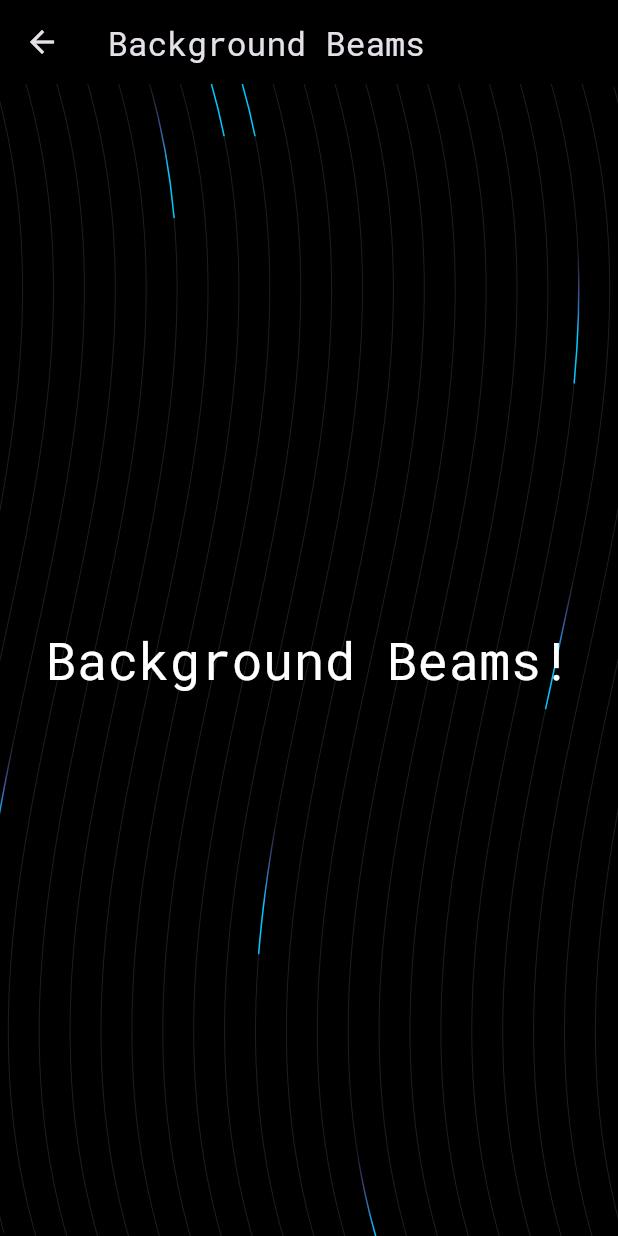
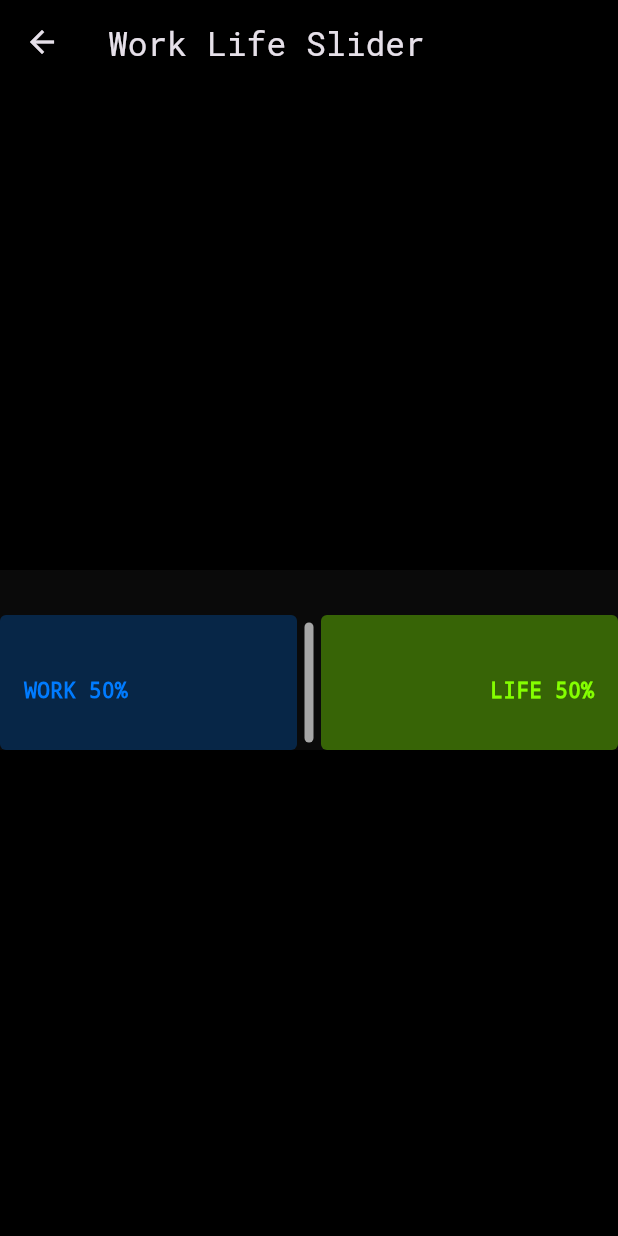
Before and after one commit to flutterfx/flutterfx_widgets, a Flutter app: the screen it shows after launch, on a phone screen of 412 x 824 dp. Run offline on Flutter 3.47's test engine with Material 3 defaults, Android fonts, the light colour scheme and no system bars; our stand-ins replace flutter_colorpicker, google_fonts.

Commit message:
Work life slider!

```diff
--- a/lib/main.dart
+++ b/lib/main.dart
@@ -24,6 +24,8 @@ import 'package:fx_2_folder/particles-github-spark/particles_github_spark_demo.d
 import 'package:fx_2_folder/particles-spark-loader/particles_spark_loader_demo.dart';
 import 'package:fx_2_folder/particles/particles_demo.dart';
 import 'package:fx_2_folder/primitives/primitives_demo.dart';
+import 'package:fx_2_folder/slider/slider.dart';
+import 'package:fx_2_folder/slider/slider_demo.dart';
 import 'package:fx_2_folder/smoke/smoke.dart';
 import 'package:fx_2_folder/text-on-path/text_on_path_demo.dart';
 import 'package:fx_2_folder/toast/toast_demo.dart';
@@ -211,6 +213,11 @@ class HomeScreen extends StatelessWidget {
       builder: (context) => MotionPrimitiveDemo(),
       appBarColor: Colors.black,
     ),
+    AnimationExample(
+      title: 'Work Life Slider',
+      builder: (context) => SliderDemo(),
+      appBarColor: Colors.black,
+    ),
   ];
 
   HomeScreen({super.key});
@@ -234,7 +241,7 @@ class HomeScreen extends StatelessWidget {
           MaterialPageRoute(
             builder: (context) {
               return DetailScreen(
-                example: examples[examples.length - 3],
+                example: examples[examples.length - 1],
               ); // Automatically selecting the first example
             },
           ),
--- /dev/null
+++ b/lib/slider/slider.dart
@@ -0,0 +1,222 @@
+// work_life_slider.dart
+import 'package:flutter/material.dart';
+
+/// A custom slider widget that visualizes work-life balance percentage
+class WorkLifeSlider extends StatefulWidget {
+  final double value;
+  final ValueChanged<double>? onChanged;
+
+  const WorkLifeSlider({
+    super.key,
+    this.value = 50.0,
+    this.onChanged,
+  });
+
+  @override
+  State<WorkLifeSlider> createState() => _WorkLifeSliderState();
+}
+
+/// Styles for the Work-Life Slider
+class _SliderStyles {
+  static const backgroundColor = Color(0xFF0A0A0A);
+  static const workColor = Color.fromARGB(255, 0, 123, 255);
+  static const lifeColor = Color.fromARGB(255, 132, 255, 0);
+  static const activeIndicatorColor = Color(0xFFF8F8FF);
+  static const inactiveIndicatorColor = Color(0xFFA7A7A7);
+
+  static const textStyle = TextStyle(
+    fontWeight: FontWeight.bold,
+    fontFamily: 'monospace',
+  );
+
+  static const sliderHeight = 120.0;
+  static const indicatorWidth = 6.0;
+  static const borderRadius = 4.0;
+  static const horizontalPadding = 16.0;
+
+  static const expandedTrackHeight = 90.0;
+  static const collapsedTrackHeight = 60.0;
+  static const tooltipHeight = 40.0;
+
+  static const animationDuration = Duration(milliseconds: 300);
+  static const animationCurve = Curves.easeOut;
+}
+
+class _WorkLifeSliderState extends State<WorkLifeSlider> {
+  late double _value;
+  bool _isDragging = false;
+
+  bool get _isBalanced => _value > 38 && _value < 67;
+
+  @override
+  void initState() {
+    super.initState();
+    _value = widget.value;
+  }
+
+  void _updateValue(double newValue) {
+    final clampedValue = newValue.clamp(0.0, 100.0);
+    setState(() => _value = clampedValue);
+    widget.onChanged?.call(clampedValue);
+  }
+
+  @override
+  Widget build(BuildContext context) {
+    return LayoutBuilder(
+      builder: (context, constraints) => Center(
+        child: Container(
+          color: _SliderStyles.backgroundColor,
+          child: SizedBox(
+            width: constraints.maxWidth,
+            height: _SliderStyles.sliderHeight,
+            child: Stack(
+              children: [
+                _buildTooltip(),
+                _buildTrackAndIndicator(constraints.maxWidth),
+                _buildTouchArea(constraints.maxWidth),
+              ],
+            ),
+          ),
+        ),
+      ),
+    );
+  }
+
+  Widget _buildTooltip() {
+    return AnimatedPositioned(
+      duration: _SliderStyles.animationDuration,
+      curve: _SliderStyles.animationCurve,
+      top: _isBalanced ? 60 : 0,
+      left: 0,
+      right: 0,
+      child: SizedBox(
+        height: _SliderStyles.tooltipHeight,
+        child: Row(
+          mainAxisAlignment: MainAxisAlignment.spaceBetween,
+          children: [
+            _buildPercentageLabel(
+              'WORK',
+              _value.round(),
+              _SliderStyles.workColor,
+              padding:
+                  const EdgeInsets.only(left: _SliderStyles.horizontalPadding),
+            ),
+            _buildPercentageLabel(
+              'LIFE',
+              (100 - _value).round(),
+              _SliderStyles.lifeColor,
+              padding:
+                  const EdgeInsets.only(right: _SliderStyles.horizontalPadding),
+            ),
+          ],
+        ),
+      ),
+    );
+  }
+
+  Widget _buildPercentageLabel(
+    String label,
+    int percentage,
+    Color color, {
+    EdgeInsets padding = EdgeInsets.zero,
+  }) {
+    return Padding(
+      padding: padding,
+      child: Text(
+        '$label $percentage%',
+        style: _SliderStyles.textStyle.copyWith(color: color),
+      ),
+    );
+  }
+
+  Widget _buildTrackAndIndicator(double width) {
+    return Positioned(
+      bottom: 0,
+      left: 0,
+      right: 0,
+      child: AnimatedContainer(
+        duration: _SliderStyles.animationDuration,
+        curve: _SliderStyles.animationCurve,
+        height: _isBalanced
+            ? _SliderStyles.expandedTrackHeight
+            : _SliderStyles.collapsedTrackHeight,
+        child: Stack(
+          clipBehavior: Clip.none,
+          children: [
+            _buildTrackSection(
+              left: 0,
+              width: (width * _value / 100) - 8,
+              color: _SliderStyles.workColor.withOpacity(0.25),
+            ),
+            _buildTrackSection(
+              right: 0,
+              width: (width * (100 - _value) / 100) - 8,
+              color: _SliderStyles.lifeColor.withOpacity(0.37),
+            ),
+            _buildSliderIndicator(width),
+          ],
+        ),
+      ),
+    );
+  }
+
+  Widget _buildTrackSection({
+    double? left,
+    double? right,
+    required double width,
+    required Color color,
+  }) {
+    return Positioned(
+      left: left,
+      right: right,
+      top: 0,
+      bottom: 0,
+      width: width,
+      child: Container(
+        decoration: BoxDecoration(
+          color: color,
+          borderRadius: BorderRadius.circular(_SliderStyles.borderRadius),
+        ),
+      ),
+    );
+  }
+
+  Widget _buildSliderIndicator(double width) {
+    return Positioned(
+      left: (width * _value / 100) - 3,
+      top: 5,
+      bottom: 5,
+      child: GestureDetector(
+        onHorizontalDragStart: (_) => setState(() => _isDragging = true),
+        onHorizontalDragEnd: (_) => setState(() => _isDragging = false),
+        onHorizontalDragUpdate: (details) {
+          _updateValue(_value + (details.delta.dx / width * 100));
+        },
+        child: Container(
+          width: _SliderStyles.indicatorWidth,
+          decoration: BoxDecoration(
+            color: _isDragging
+                ? _SliderStyles.activeIndicatorColor
+                : _SliderStyles.inactiveIndicatorColor,
+            borderRadius: BorderRadius.circular(_SliderStyles.borderRadius),
+          ),
+        ),
+      ),
+    );
+  }
+
+  Widget _buildTouchArea(double width) {
+    return Positioned.fill(
+      child: GestureDetector(
+        onTapUp: (details) {
+          _updateValue(details.localPosition.dx / width * 100);
+        },
+        onHorizontalDragStart: (_) => setState(() => _isDragging = true),
+        onHorizontalDragEnd: (_) => setState(() => _isDragging = false),
+        onHorizontalDragUpdate: (details) {
+          _updateValue(_value + (details.delta.dx / width * 100));
+        },
+      ),
+    );
+  }
+}
--- /dev/null
+++ b/lib/slider/slider_demo.dart
@@ -0,0 +1,35 @@
+import 'package:flutter/material.dart';
+import 'package:fx_2_folder/slider/slider.dart';
+
+class SliderDemo extends StatefulWidget {
+  const SliderDemo({Key? key}) : super(key: key);
+
+  @override
+  State<SliderDemo> createState() => _DemoState();
+}
+
+class _DemoState extends State<SliderDemo> {
+  @override
+  Widget build(BuildContext context) {
+    return Container(
+      color: Colors.black,
+      height: double.infinity,
+      width: double.infinity,
+      child: ClipRRect(
+        borderRadius: BorderRadius.circular(8),
+        child: Stack(
+          children: [
+            Positioned.fill(
+              child: WorkLifeSlider(
+                value: 50.0,
+                onChanged: (newValue) {
+                  print('New work-life balance: $newValue%');
+                },
+              ),
+            ),
+          ],
+        ),
+      ),
+    );
+  }
+}
```
